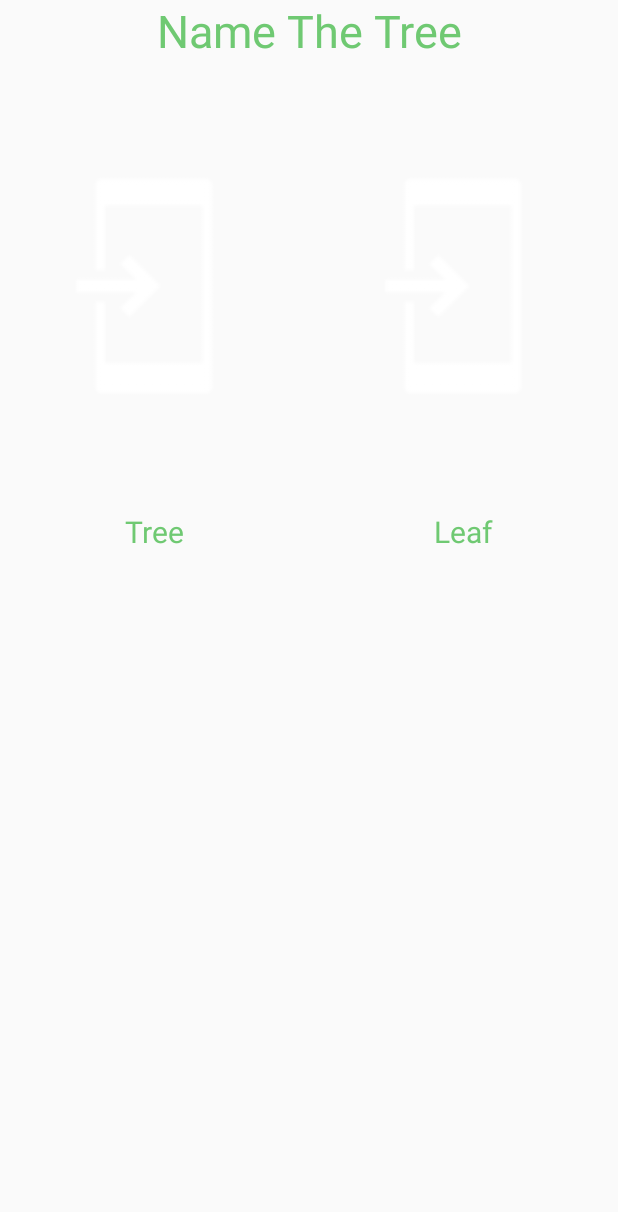
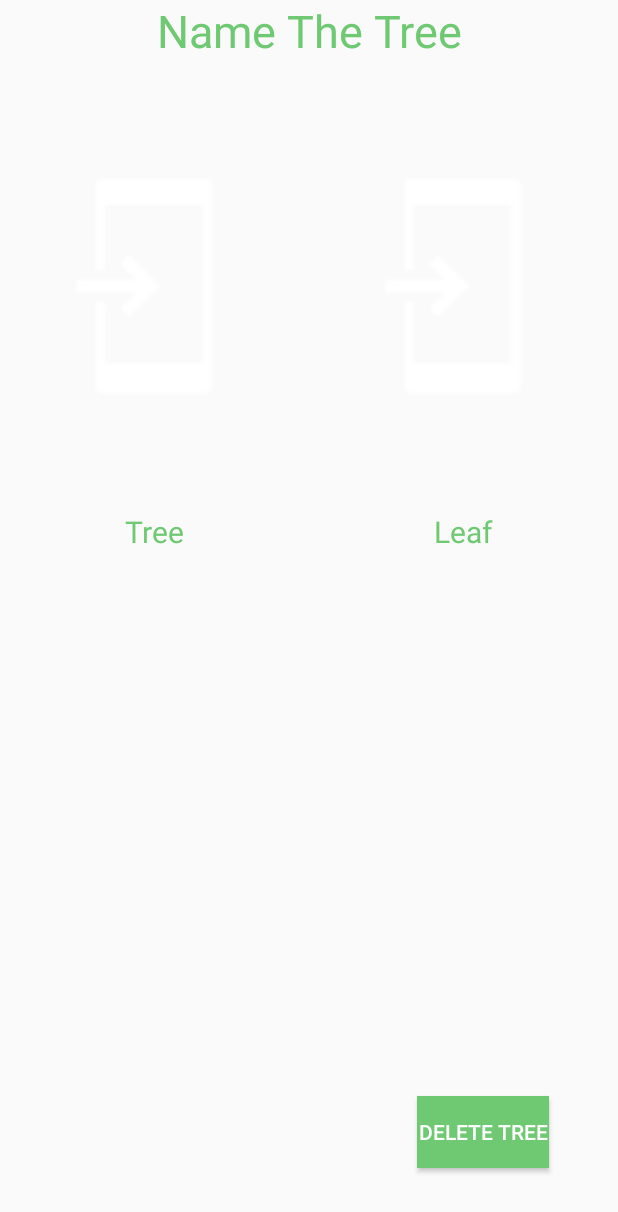
Before and after one commit to young28/Tree_Discoverer, an Android app: the layout test_click_layout.xml on its own in the app's theme, with its tools: preview values and no code run, on a phone screen of 412 x 824 dp. Shown: the top 1212 px of the screen. Run offline under Robolectric (Android 15) with nearby library versions, the phone set to English and light mode, and no system bars.

Commit message:
Database extraction working, image problem solved Added remove fuction in the dataSource, not tested. Added delete button in the layout

```diff
--- a/app/src/main/java/com/example/pinatala/tree_discoverer/ui/FindNewTreeActivity.java
+++ b/app/src/main/java/com/example/pinatala/tree_discoverer/ui/FindNewTreeActivity.java
@@ -49,6 +49,7 @@ public class FindNewTreeActivity extends AppCompatActivity {
     private String selectedTreeType;
     private TreeMarker treeMarkerClick;
     private int id;
+
 
     public static final String MARKER_TREE_TYPE = "tree_type";
 
--- a/app/src/main/res/layout/test_click_layout.xml
+++ b/app/src/main/res/layout/test_click_layout.xml
@@ -74,4 +74,18 @@
             android:textColor="@color/colorPrimaryDark"/>
     </LinearLayout>
 
+    <Button
+        android:text="Delete Tree"
+        android:layout_width="wrap_content"
+        android:layout_height="wrap_content"
+        android:id="@+id/deleteButton"
+        android:layout_weight="1"
+        android:gravity="center_vertical|center_horizontal"
+        android:textColor="@android:color/white"
+        android:background="@color/colorPrimaryDark"
+        android:layout_marginBottom="45dp"
+        android:layout_marginEnd="46dp"
+        android:layout_alignParentBottom="true"
+        android:layout_alignParentEnd="true" />
+
 </RelativeLayout>
```
Also changed, not shown: app/src/main/java/com/example/pinatala/tree_discoverer/database/TreeDataSource.java (+7 -0 lines), app/src/main/java/com/example/pinatala/tree_discoverer/ui/TestClickTree.java (+28 -17 lines).
